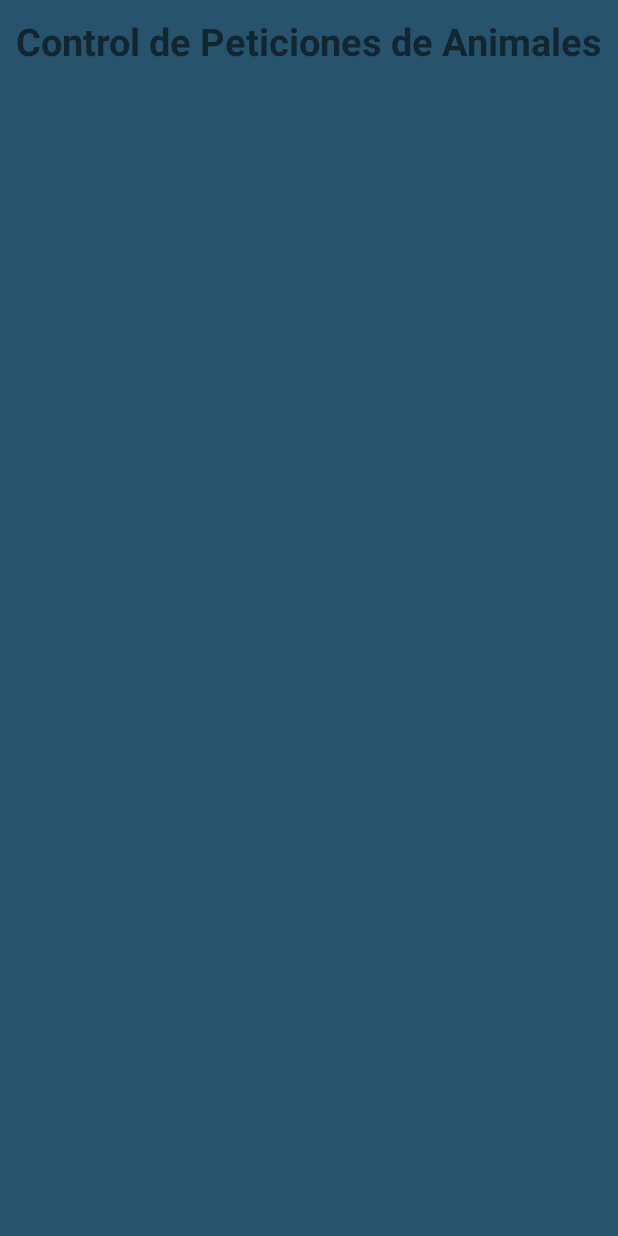
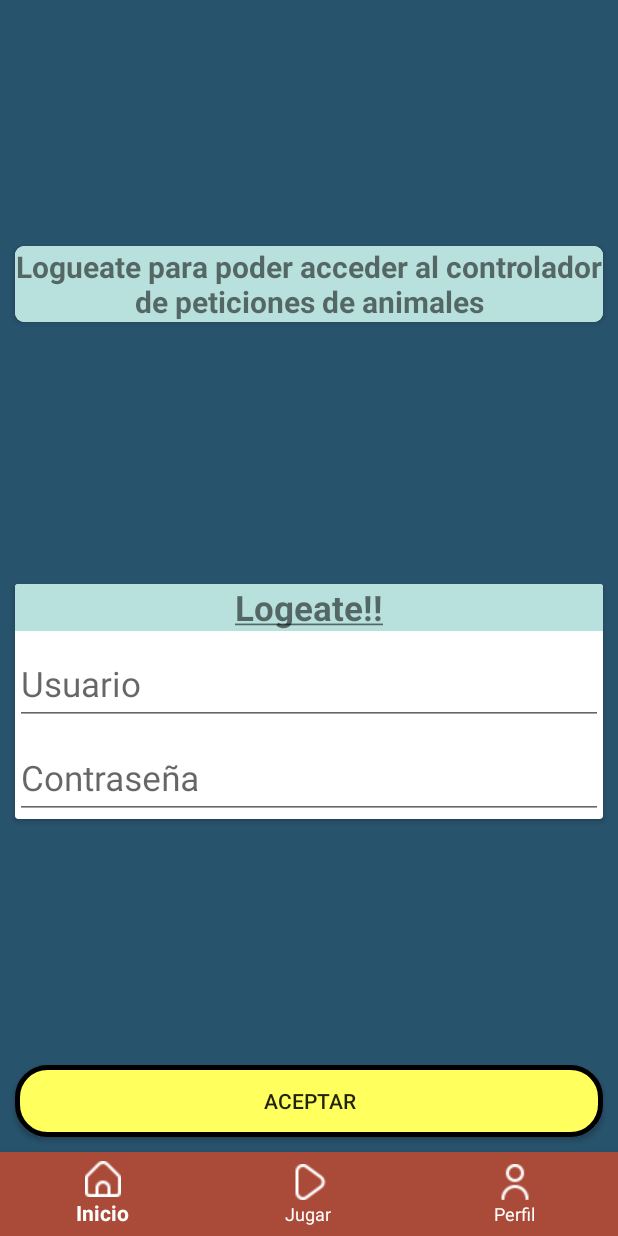
Before and after one commit to XXnikoDarkXX/-El-Mundo-Animal, an Android app: the Inicio screen opened directly, with no data from a screen before it, after a tap on "IR A CONTROL", on a phone screen of 412 x 824 dp. Run offline under Robolectric (Android 15) with nearby library versions, the phone set to English and light mode, and no system bars; our stand-ins replace Firebase (no records; nobody signed in at launch, a user with empty details on screens opened directly).

Commit message:
Creacion de login Admin para control Peticion
- He creado el fragmentLoginPeticionAnimales para que antes de poder visualizar los animales debamos loguearnos como admin

```diff
--- a/ElMundoAnimal/app/src/main/java/com/nicolasfernandez/elmundoanimal/actividades/CambiarContrasenia.kt
+++ b/ElMundoAnimal/app/src/main/java/com/nicolasfernandez/elmundoanimal/actividades/CambiarContrasenia.kt
@@ -24,7 +24,7 @@ class CambiarContrasenia : AppCompatActivity() {
     val cardView11: CardView by lazy { findViewById<CardView>(R.id.cardView11) }
     val cardView12: CardView by lazy { findViewById<CardView>(R.id.cardView12) }
     val btnCambiar: Button by lazy { findViewById<Button>(R.id.btnCambiar) }
-    val txtInfoCambiar: TextView by lazy { findViewById<TextView>(R.id.txtInfoCambiar) }
+    val txtInfoCambiar: TextView by lazy { findViewById<TextView>(R.id.txtLoginAdmin) }
     val editPassActual: TextInputEditText by lazy { findViewById<TextInputEditText>(R.id.editPassActual) }
     val editPassNueva: TextInputEditText by lazy { findViewById<TextInputEditText>(R.id.editPassNueva) }
     val editPassNueva2: TextInputEditText by lazy { findViewById<TextInputEditText>(R.id.editPassNueva2) }
--- a/ElMundoAnimal/app/src/main/java/com/nicolasfernandez/elmundoanimal/actividades/FichaAnimal.kt
+++ b/ElMundoAnimal/app/src/main/java/com/nicolasfernandez/elmundoanimal/actividades/FichaAnimal.kt
@@ -59,11 +59,14 @@ class FichaAnimal : YouTubeBaseActivity(), YouTubePlayer.OnInitializedListener {
     ) {
         if (p1 != null) {
             p1.setPlayerStyle(YouTubePlayer.PlayerStyle.DEFAULT)
+
             p1.loadVideo(animal.video)
             p1.play()
             loading.visibility=View.GONE
             cartaContenido.visibility=View.VISIBLE
             cartaVideo.visibility=View.VISIBLE
+
+
         }
     }
 
--- a/ElMundoAnimal/app/src/main/java/com/nicolasfernandez/elmundoanimal/constantes/APIConstantes.kt
+++ b/ElMundoAnimal/app/src/main/java/com/nicolasfernandez/elmundoanimal/constantes/APIConstantes.kt
@@ -3,5 +3,6 @@ package com.nicolasfernandez.elmundoanimal.constantes
 class APIConstantes {
     companion object{
         val APIYoutube:String="AIzaSyBuj-rdXbj_3mXcGSOq8BeENbpvgC2vgnw"
+        var userAdmin:Boolean=false
     }
 }
--- /dev/null
+++ b/ElMundoAnimal/app/src/main/java/com/nicolasfernandez/elmundoanimal/fragments/FragmentLoginAdministrador.kt
@@ -0,0 +1,92 @@
+package com.nicolasfernandez.elmundoanimal.fragments
+
+import android.content.Intent
+import android.os.Bundle
+import androidx.fragment.app.Fragment
+import android.view.LayoutInflater
+import android.view.View
+import android.view.ViewGroup
+import android.widget.Button
+import android.widget.EditText
+import android.widget.Toast
+import com.google.android.material.textfield.TextInputEditText
+import com.nicolasfernandez.elmundoanimal.R
+import com.nicolasfernandez.elmundoanimal.actividades.ControlPeticionesAnimales
+import com.nicolasfernandez.elmundoanimal.constantes.APIConstantes
+
+// TODO: Rename parameter arguments, choose names that match
+// the fragment initialization parameters, e.g. ARG_ITEM_NUMBER
+private const val ARG_PARAM1 = "param1"
+private const val ARG_PARAM2 = "param2"
+
+/**
+ * A simple [Fragment] subclass.
+ * Use the [FragmentLoginAdministrador.newInstance] factory method to
+ * create an instance of this fragment.
+ */
+class FragmentLoginAdministrador : Fragment() {
+    // TODO: Rename and change types of parameters
+
+    lateinit var txtInputUser: TextInputEditText
+    lateinit var txtInputPassAdmin:TextInputEditText
+    lateinit var btnAceptar:Button
+    override fun onCreate(savedInstanceState: Bundle?) {
+        super.onCreate(savedInstanceState)
+        arguments?.let {
+
+        }
+    }
+
+    override fun onCreateView(
+        inflater: LayoutInflater, container: ViewGroup?,
+        savedInstanceState: Bundle?
+    ): View? {
+
+        val view: View = inflater.inflate(R.layout.fragment_login_administrador, container, false)
+        if (APIConstantes.userAdmin){
+            val intent = Intent(activity, ControlPeticionesAnimales::class.java)
+            startActivity(intent)
+        }
+        btnAceptar = view.findViewById(R.id.btnAceptar) as Button
+        txtInputUser=view.findViewById(R.id.txtInputUser) as TextInputEditText
+        txtInputPassAdmin=view.findViewById(R.id.txtInputPassAdmin) as TextInputEditText
+
+        btnAceptar.setOnClickListener {
+            if (txtInputUser.text.toString().equals("admin")&&txtInputPassAdmin.text.toString().equals("admin")){
+
+                APIConstantes.userAdmin=true
+                  val intent = Intent(activity, ControlPeticionesAnimales::class.java)
+                 startActivity(intent)
+                Toast.makeText(view.context, "Contraseña correcta bienvenido Administrador :D", Toast.LENGTH_LONG).show()
+
+            }else{
+                Toast.makeText(view.context, "Algunos de los campos es incorrecto reviselo", Toast.LENGTH_LONG).show()
+
+            }
+        }
+
+
+
+    return view
+    }
+
+    companion object {
+        /**
+         * Use this factory method to create a new instance of
+         * this fragment using the provided parameters.
+         *
+         * @param param1 Parameter 1.
+         * @param param2 Parameter 2.
+         * @return A new instance of fragment FragmentLoginAdministrador.
+         */
+        // TODO: Rename and change types and number of parameters
+        @JvmStatic
+        fun newInstance() =
+            FragmentLoginAdministrador().apply {
+                arguments = Bundle().apply {
+
+
+                }
+            }
+    }
+}
--- a/ElMundoAnimal/app/src/main/java/com/nicolasfernandez/elmundoanimal/fragments/Inicio.kt
+++ b/ElMundoAnimal/app/src/main/java/com/nicolasfernandez/elmundoanimal/fragments/Inicio.kt
@@ -1,5 +1,6 @@
 package com.nicolasfernandez.elmundoanimal.fragments
 
+import android.content.Context
 import android.content.Intent
 import android.os.Bundle
 import android.view.LayoutInflater
@@ -25,6 +26,7 @@ class Inicio : Fragment() {
     lateinit var btnPrueba: Button;
     lateinit var btnAniadirAnimales:Button
     lateinit var btnControl:Button
+
     override fun onCreate(savedInstanceState: Bundle?) {
         super.onCreate(savedInstanceState)
         arguments?.let {
@@ -58,12 +60,20 @@ class Inicio : Fragment() {
 
 
 
-            val intent = Intent(activity, ControlPeticionesAnimales::class.java)
-            startActivity(intent)
+          //  val intent = Intent(activity, ControlPeticionesAnimales::class.java)
+           // startActivity(intent)
+
+            val fragmentJuego = FragmentLoginAdministrador.newInstance()
+            val transaction = activity?.supportFragmentManager?.beginTransaction()
+            if (transaction != null) {
+                transaction.replace(R.id.container, fragmentJuego)
+                transaction.addToBackStack(null)
+                transaction.commit()
+
+            }
 
         })
 
-        //TO DO CAMBIAR ESTO
         btnAniadirAnimales.setOnClickListener(View.OnClickListener {
 
             Toast.makeText(view.context, "prueba", Toast.LENGTH_LONG).show()
--- a/ElMundoAnimal/app/src/main/res/layout/activity_cambiar_contrasenia.xml
+++ b/ElMundoAnimal/app/src/main/res/layout/activity_cambiar_contrasenia.xml
@@ -61,7 +61,7 @@
                 android:layout_height="match_parent"
                 android:background="@color/verdeClaro2"
                 android:text="@string/cambioConstrasenia"
-                android:textAlignment="center" />
+                android:textSize="23sp" />
 
             <com.google.android.material.textfield.TextInputLayout
 
@@ -124,7 +124,7 @@
         app:layout_constraintTop_toTopOf="parent">
 
         <TextView
-            android:id="@+id/txtInfoCambiar"
+            android:id="@+id/txtLoginAdmin"
             android:layout_width="wrap_content"
             android:layout_height="wrap_content"
             android:background="@color/verdeClaro2"
--- /dev/null
+++ b/ElMundoAnimal/app/src/main/res/layout/fragment_login_administrador.xml
@@ -0,0 +1,101 @@
+<?xml version="1.0" encoding="utf-8"?>
+<androidx.constraintlayout.widget.ConstraintLayout xmlns:android="http://schemas.android.com/apk/res/android"
+    xmlns:app="http://schemas.android.com/apk/res-auto"
+    xmlns:tools="http://schemas.android.com/tools"
+    android:layout_width="match_parent"
+    android:layout_height="match_parent"
+    tools:context=".fragments.FragmentLoginAdministrador">
+
+    <androidx.cardview.widget.CardView
+        android:id="@+id/cardView16"
+        android:layout_width="match_parent"
+        android:layout_height="wrap_content"
+        android:layout_marginStart="10dp"
+        android:layout_marginTop="10dp"
+        android:layout_marginEnd="10dp"
+        android:layout_marginBottom="10dp"
+        app:cardCornerRadius="6dp"
+        app:layout_constraintBottom_toTopOf="@+id/cardView17"
+        app:layout_constraintEnd_toEndOf="parent"
+        app:layout_constraintStart_toStartOf="parent"
+        app:layout_constraintTop_toTopOf="parent">
+
+        <TextView
+            android:id="@+id/txtLoginAdmin"
+            android:layout_width="wrap_content"
+            android:layout_height="wrap_content"
+            android:background="@color/verdeClaro2"
+            android:text="@string/accesoAdministrador"
+            android:textAlignment="center"
+            android:textSize="20sp"
+            android:textStyle="bold" />
+    </androidx.cardview.widget.CardView>
+
+    <androidx.cardview.widget.CardView
+        android:id="@+id/cardView17"
+        android:layout_width="match_parent"
+        android:layout_height="wrap_content"
+        android:layout_marginStart="10dp"
+        android:layout_marginTop="10dp"
+        android:layout_marginEnd="10dp"
+        android:layout_marginBottom="10dp"
+        app:layout_constraintBottom_toTopOf="@+id/btnAceptar"
+        app:layout_constraintEnd_toEndOf="parent"
+        app:layout_constraintStart_toStartOf="parent"
+        app:layout_constraintTop_toBottomOf="@+id/cardView16">
+
+        <LinearLayout
+            android:layout_width="match_parent"
+            android:layout_height="match_parent"
+            android:orientation="vertical">
+
+            <TextView
+                android:id="@+id/textView16"
+                style="@style/texto"
+                android:layout_width="match_parent"
+                android:layout_height="wrap_content"
+                android:background="@color/verdeClaro2"
+                android:text="@string/logeate"
+                android:textAlignment="center"
+                android:textSize="23sp" />
+
+            <com.google.android.material.textfield.TextInputLayout
+                android:layout_width="match_parent"
+                android:layout_height="match_parent">
+
+                <com.google.android.material.textfield.TextInputEditText
+                    android:id="@+id/txtInputUser"
+                    android:layout_width="match_parent"
+                    android:layout_height="wrap_content"
+                    android:hint="@string/txtUsuario"
+                    android:textSize="23sp" />
+            </com.google.android.material.textfield.TextInputLayout>
+
+            <com.google.android.material.textfield.TextInputLayout
+                android:layout_width="match_parent"
+                android:layout_height="match_parent">
+
+                <com.google.android.material.textfield.TextInputEditText
+                    android:id="@+id/txtInputPassAdmin"
+                    android:layout_width="match_parent"
+                    android:layout_height="wrap_content"
+                    android:hint="@string/contrasenia"
+                    android:inputType="textPassword"
+                    android:textSize="23sp" />
+            </com.google.android.material.textfield.TextInputLayout>
+        </LinearLayout>
+    </androidx.cardview.widget.CardView>
+
+    <Button
+        android:id="@+id/btnAceptar"
+        android:layout_width="0dp"
+        android:layout_height="wrap_content"
+        android:layout_marginStart="10dp"
+        android:layout_marginEnd="10dp"
+        android:layout_marginBottom="10dp"
+        android:background="@drawable/button_round"
+        android:text="@string/aceptar"
+        app:layout_constraintBottom_toBottomOf="parent"
+        app:layout_constraintEnd_toEndOf="parent"
+        app:layout_constraintStart_toStartOf="parent" />
+</androidx.constraintlayout.widget.ConstraintLayout>
--- a/ElMundoAnimal/app/src/main/res/values/strings.xml
+++ b/ElMundoAnimal/app/src/main/res/values/strings.xml
@@ -55,4 +55,7 @@
     <string name="controlAnimales">Control de Animales (Administradores)</string>
     <string name="irAControl">ir a Control</string>
     <string name="txtSeccionAnimales">Seccion de animales de: </string>
+    <string name="accesoAdministrador">Logueate para poder acceder al controlador de peticiones de animales</string>
+    <string name="txtUsuario">Usuario</string>
+    <string name="aceptar">Aceptar</string>
 </resources>
```
